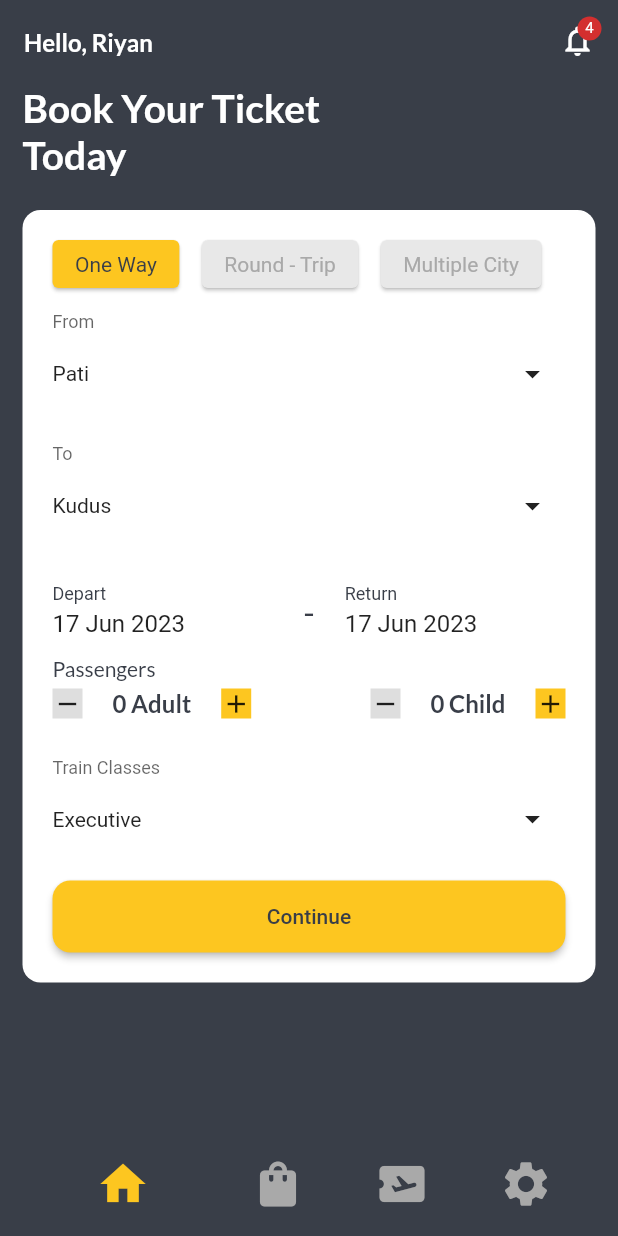
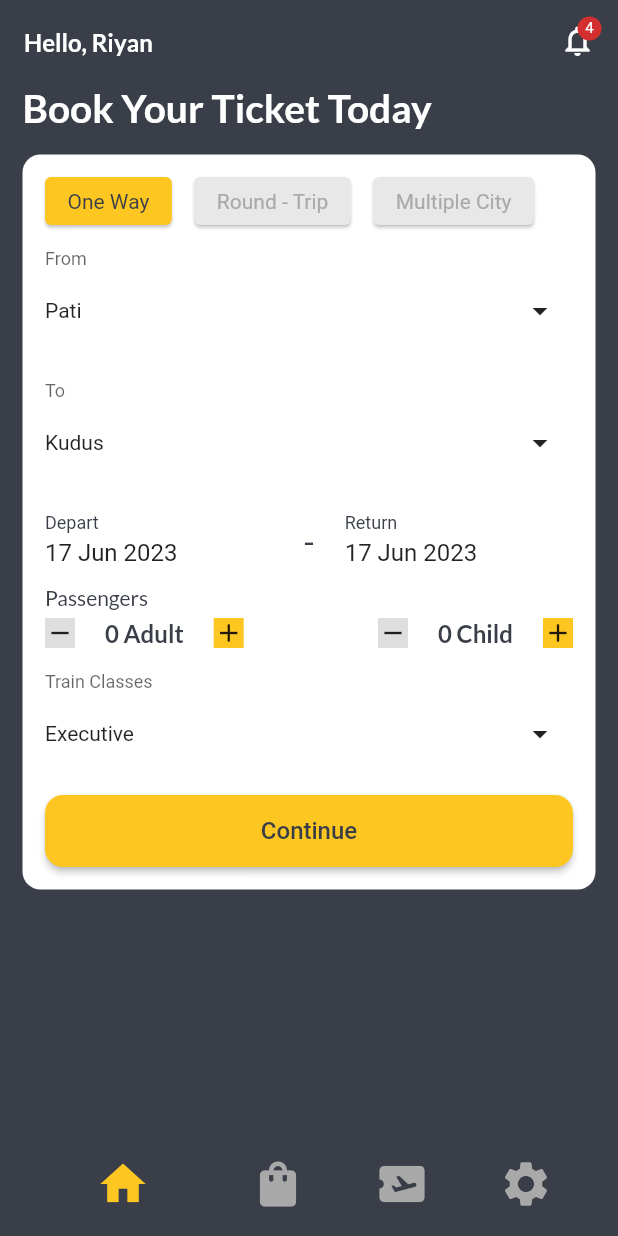
Before and after one commit to riyanhadi/slicing_iu_train_ticket_booking, a Flutter app: the screen it shows after launch, on a phone screen of 412 x 824 dp. Run offline on Flutter 3.47's test engine with Material 2 defaults, Android fonts, the light colour scheme and no system bars; our stand-ins replace google_fonts.

Commit message:
first commit

```diff
--- a/lib/module/dashboard/view/dashboard_view.dart
+++ b/lib/module/dashboard/view/dashboard_view.dart
@@ -3,7 +3,7 @@ import 'package:slicing_iu_train_ticket_booking/core.dart';
 import 'package:slicing_iu_train_ticket_booking/shared/widget/category_picker.dart';
 import 'package:slicing_iu_train_ticket_booking/shared/widget/datepicker.dart';
 import 'package:slicing_iu_train_ticket_booking/shared/widget/dropdown.dart';
-import '../controller/dashboard_controller.dart';
+import 'package:slicing_iu_train_ticket_booking/state_util.dart';
 
 class DashboardView extends StatefulWidget {
   const DashboardView({Key? key}) : super(key: key);
@@ -42,20 +42,20 @@ class DashboardView extends StatefulWidget {
             crossAxisAlignment: CrossAxisAlignment.start,
             children: [
               const Text(
-                "Book Your Ticket\nToday",
+                "Book Your Ticket Today",
                 style: TextStyle(
                   fontSize: 26.0,
                   fontWeight: FontWeight.bold,
                 ),
               ),
               const SizedBox(
-                height: 22.0,
+                height: 16.0,
               ),
               Theme(
                 data: ThemeData.light(),
                 child: Container(
                   width: MediaQuery.of(context).size.width,
-                  padding: const EdgeInsets.all(20.0),
+                  padding: const EdgeInsets.all(15.0),
                   decoration: const BoxDecoration(
                     color: Colors.white,
                     borderRadius: BorderRadius.all(
@@ -118,9 +118,6 @@ class DashboardView extends StatefulWidget {
                           }
                         ],
                         onChanged: (value, label) {},
-                      ),
-                      const SizedBox(
-                        height: 5.0,
                       ),
                       Row(
                         children: [
@@ -257,7 +254,7 @@ class DashboardView extends StatefulWidget {
                         ],
                       ),
                       const SizedBox(
-                        height: 15.0,
+                        height: 5.0,
                       ),
                       QDropdownField(
                         label: "Train Classes",
@@ -292,10 +289,13 @@ class DashboardView extends StatefulWidget {
                               borderRadius: BorderRadius.circular(12),
                             ),
                           ),
-                          onPressed: () {},
+                          onPressed: () => Get.to(const BookingDetailView()),
                           child: const Text(
                             "Continue",
-                            style: TextStyle(color: Color(0xff383d47)),
+                            style: TextStyle(
+                              color: Color(0xff383d47),
+                              fontSize: 16,
+                            ),
                           ),
                         ),
                       ),
```
Also changed, not shown: 1 other file.
